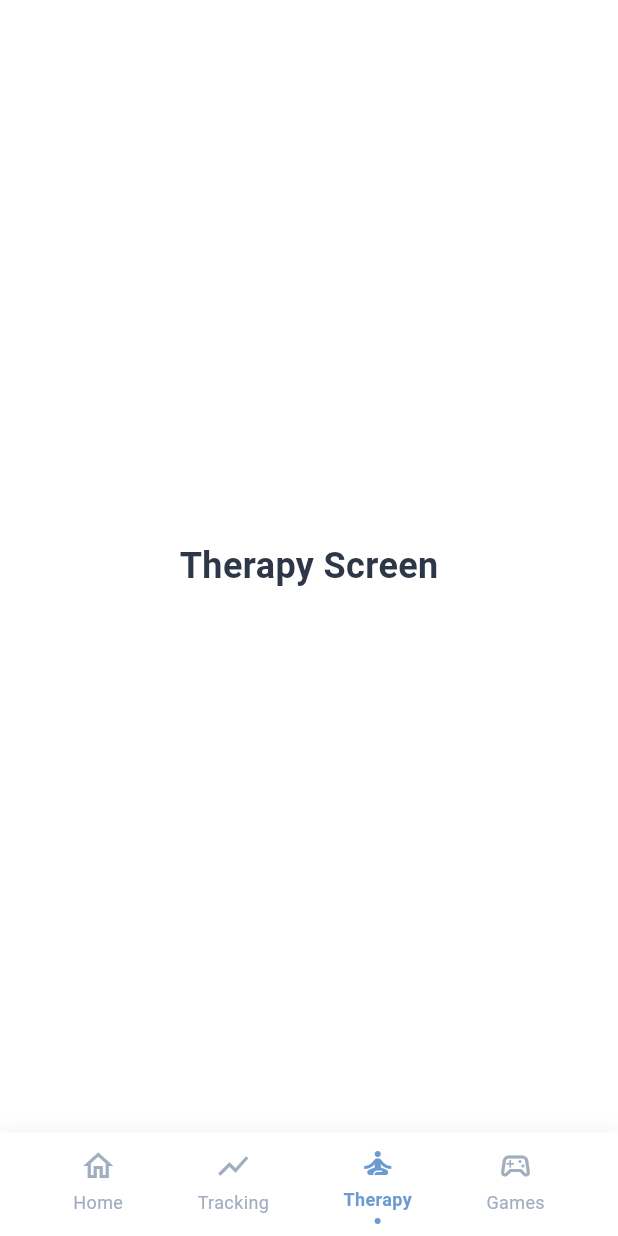
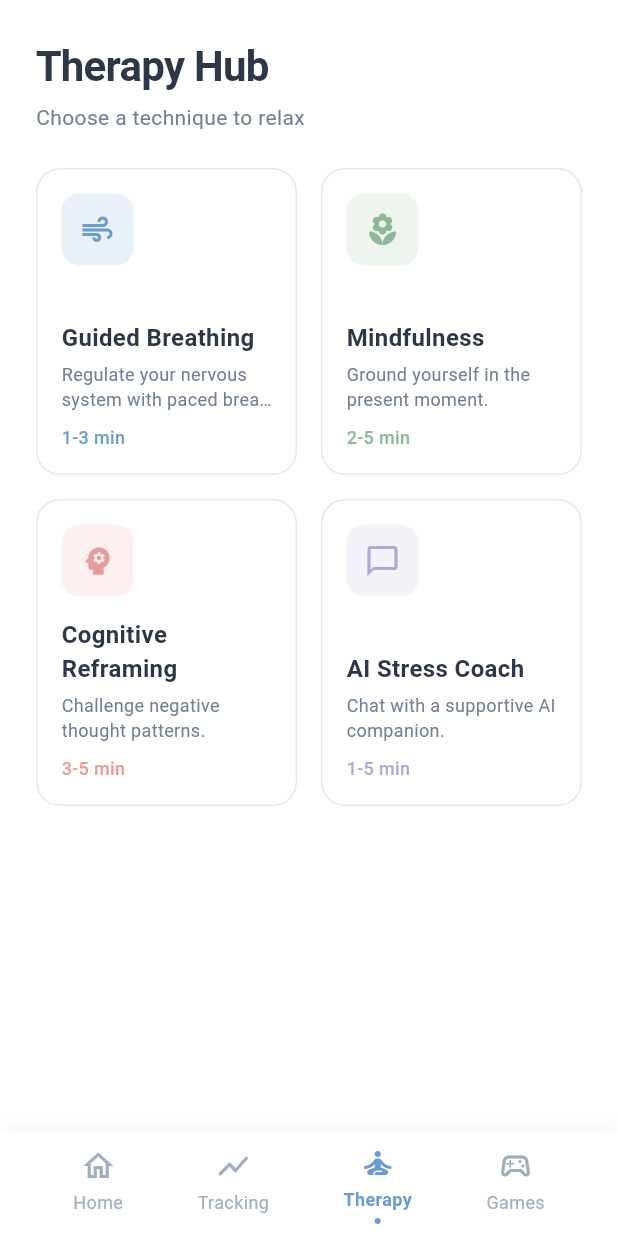
Before and after one commit to JHyeon0915/CalmTrace, a Flutter app: the screen it shows once a user with an empty profile is signed in, item 3 of the bottom bar chosen, on a phone screen of 412 x 824 dp. Run offline on Flutter 3.47's test engine with Material 3 defaults, Android fonts, the phone set to English and light mode, and no system bars; our stand-ins replace audioplayers, firebase_auth, firebase_core, shared_preferences; accounts and stored records are empty; Roboto replaces fonts that are missing (SF Pro Display).

Commit message:
feat: cognitive reframing

```diff
--- a/frontend/lib/screens/dashboard_screen.dart
+++ b/frontend/lib/screens/dashboard_screen.dart
@@ -4,6 +4,7 @@ import '../services/auth_service.dart';
 import '../widgets/app_bottom_nav_bar.dart';
 import 'settings_screen.dart';
 import 'games_screen.dart';
+import 'therapy_hub_screen.dart';
 
 class DashboardScreen extends StatefulWidget {
   const DashboardScreen({super.key});
@@ -39,7 +40,7 @@ class _DashboardScreenState extends State<DashboardScreen> {
       case 1:
         return _buildPlaceholder('Tracking');
       case 2:
-        return _buildPlaceholder('Therapy');
+        return const TherapyHubScreen();
       case 3:
         return const GamesScreen();
       default:
--- /dev/null
+++ b/frontend/lib/screens/therapy_hub_screen.dart
@@ -0,0 +1,170 @@
+import 'package:flutter/material.dart';
+import '../constants/app_constants.dart';
+import 'cognitive_reframing_screen.dart';
+
+class TherapyHubScreen extends StatelessWidget {
+  const TherapyHubScreen({super.key});
+
+  @override
+  Widget build(BuildContext context) {
+    final therapies = [
+      TherapyItem(
+        title: 'Guided Breathing',
+        description: 'Regulate your nervous system with paced breathing.',
+        time: '1-3 min',
+        icon: Icons.air,
+        color: const Color(0xFF6B9BD1),
+        path: '/therapy/breathing',
+      ),
+      TherapyItem(
+        title: 'Mindfulness',
+        description: 'Ground yourself in the present moment.',
+        time: '2-5 min',
+        icon: Icons.local_florist,
+        color: const Color(0xFF8FB996),
+        path: '/therapy/mindfulness',
+      ),
+      TherapyItem(
+        title: 'Cognitive Reframing',
+        description: 'Challenge negative thought patterns.',
+        time: '3-5 min',
+        icon: Icons.psychology,
+        color: const Color(0xFFE89B9B),
+        path: '/therapy/reframing',
+      ),
+      TherapyItem(
+        title: 'AI Stress Coach',
+        description: 'Chat with a supportive AI companion.',
+        time: '1-5 min',
+        icon: Icons.chat_bubble_outline,
+        color: const Color(0xFFB4A7D6),
+        path: '/therapy/coach',
+      ),
+    ];
+
+    return SingleChildScrollView(
+      padding: const EdgeInsets.symmetric(horizontal: AppSpacing.lg),
+      child: Column(
+        crossAxisAlignment: CrossAxisAlignment.start,
+        children: [
+          const SizedBox(height: AppSpacing.lg),
+          Text('Therapy Hub', style: AppTextStyles.h2),
+          const SizedBox(height: 4),
+          Text(
+            'Choose a technique to relax',
+            style: AppTextStyles.bodyMedium.copyWith(
+              color: AppColors.textSecondary,
+            ),
+          ),
+          const SizedBox(height: AppSpacing.lg),
+          GridView.builder(
+            shrinkWrap: true,
+            physics: const NeverScrollableScrollPhysics(),
+            gridDelegate: const SliverGridDelegateWithFixedCrossAxisCount(
+              crossAxisCount: 2,
+              crossAxisSpacing: AppSpacing.md,
+              mainAxisSpacing: AppSpacing.md,
+              childAspectRatio: 0.85,
+            ),
+            itemCount: therapies.length,
+            itemBuilder: (context, index) {
+              return TherapyCard(
+                therapy: therapies[index],
+                onTap: () {
+                  if (therapies[index].path == '/therapy/reframing') {
+                    Navigator.push(
+                      context,
+                      MaterialPageRoute(
+                        builder: (context) => const CognitiveReframingScreen(),
+                      ),
+                    );
+                  }
+                  // Add other navigation routes as needed
+                },
+              );
+            },
+          ),
+          const SizedBox(height: AppSpacing.xl),
+        ],
+      ),
+    );
+  }
+}
+
+class TherapyItem {
+  final String title;
+  final String description;
+  final String time;
+  final IconData icon;
+  final Color color;
+  final String path;
+
+  TherapyItem({
+    required this.title,
+    required this.description,
+    required this.time,
+    required this.icon,
+    required this.color,
+    required this.path,
+  });
+}
+
+class TherapyCard extends StatelessWidget {
+  final TherapyItem therapy;
+  final VoidCallback onTap;
+
+  const TherapyCard({super.key, required this.therapy, required this.onTap});
+
+  @override
+  Widget build(BuildContext context) {
+    return GestureDetector(
+      onTap: onTap,
+      child: Container(
+        padding: const EdgeInsets.all(AppSpacing.md),
+        decoration: BoxDecoration(
+          color: AppColors.background,
+          borderRadius: AppRadius.lgBorder,
+          border: Border.all(color: AppColors.border),
+        ),
+        child: Column(
+          crossAxisAlignment: CrossAxisAlignment.start,
+          children: [
+            Container(
+              width: 48,
+              height: 48,
+              decoration: BoxDecoration(
+                color: therapy.color.withOpacity(0.15),
+                borderRadius: AppRadius.mdBorder,
+              ),
+              child: Icon(therapy.icon, color: therapy.color, size: 24),
+            ),
+            const Spacer(),
+            Text(
+              therapy.title,
+              style: AppTextStyles.bodyLarge.copyWith(
+                fontWeight: FontWeight.w600,
+              ),
+            ),
+            const SizedBox(height: 4),
+            Text(
+              therapy.description,
+              style: AppTextStyles.bodySmall.copyWith(
+                color: AppColors.textSecondary,
+              ),
+              maxLines: 2,
+              overflow: TextOverflow.ellipsis,
+            ),
+            const SizedBox(height: AppSpacing.sm),
+            Text(
+              therapy.time,
+              style: AppTextStyles.labelSmall.copyWith(
+                color: therapy.color,
+                fontWeight: FontWeight.w500,
+              ),
+            ),
+          ],
+        ),
+      ),
+    );
+  }
+}
```
Also changed, not shown: frontend/lib/screens/cognitive_reframing_screen.dart (added, +547 -0 lines).
